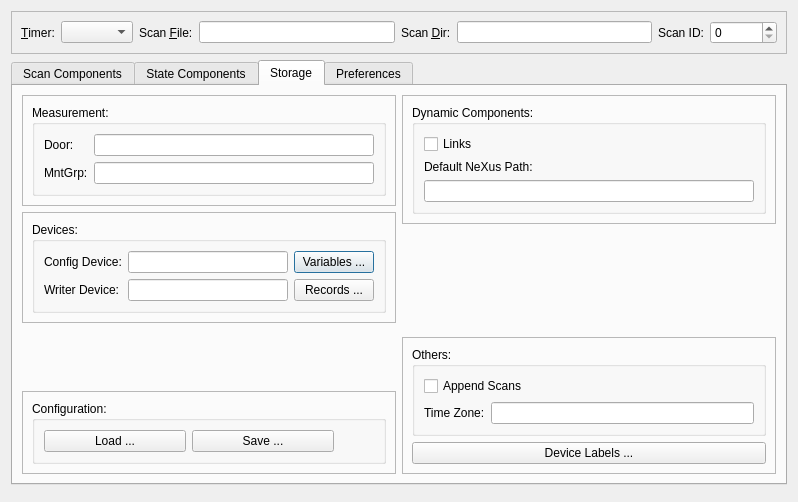
Old version of the form nxselector/ui/selector.ui in the repository nexdatas/nxselector.
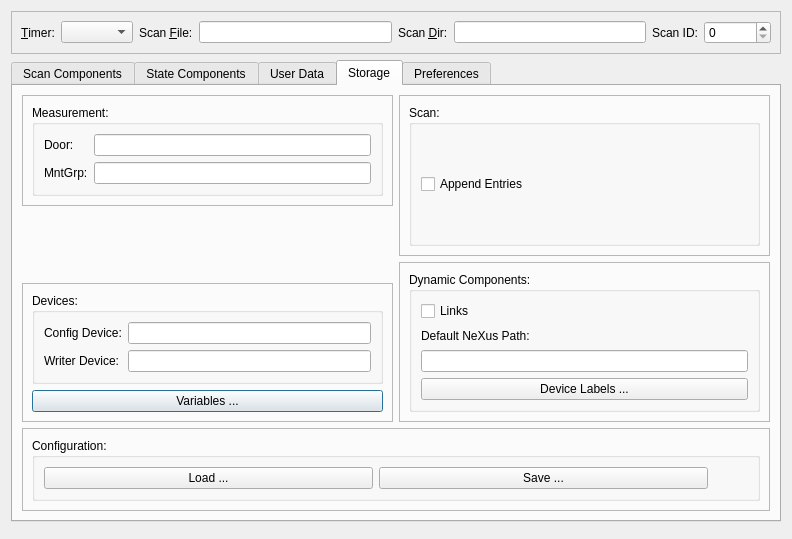
New version of the form. The open tabs and pages were chosen to show the change.

Commit message: adding User Data tab

```diff
--- a/nxselector/ui/selector.ui
+++ b/nxselector/ui/selector.ui
@@ -6,8 +6,8 @@
    <rect>
     <x>0</x>
     <y>0</y>
-    <width>798</width>
-    <height>502</height>
+    <width>792</width>
+    <height>539</height>
    </rect>
   </property>
   <property name="windowTitle">
@@ -114,6 +114,11 @@
        <string>State Components</string>
       </attribute>
      </widget>
+     <widget class="QWidget" name="data">
+      <attribute name="title">
+       <string>User Data</string>
+      </attribute>
+     </widget>
      <widget class="QWidget" name="storage">
       <attribute name="title">
        <string>Storage</string>
@@ -174,6 +179,19 @@
              </layout>
             </widget>
            </item>
+           <item>
+            <spacer name="verticalSpacer_4">
+             <property name="orientation">
+              <enum>Qt::Vertical</enum>
+             </property>
+             <property name="sizeHint" stdset="0">
+              <size>
+               <width>332</width>
+               <height>38</height>
+              </size>
+             </property>
+            </spacer>
+           </item>
            <item>
             <widget class="QFrame" name="frame_3">
              <property name="frameShape">
@@ -191,29 +209,9 @@
                 <layout class="QGridLayout" name="gridLayout_7">
                  <item row="0" column="0">
                   <layout class="QGridLayout" name="gridLayout_6">
-                   <item row="0" column="2">
-                    <widget class="QPushButton" name="devConfigPushButton">
-                     <property name="text">
-                      <string>Variables ...</string>
-                     </property>
-                    </widget>
-                   </item>
-                   <item row="0" column="0">
-                    <widget class="QLabel" name="devConfigLabel">
-                     <property name="text">
-                      <string>Config Device:</string>
-                     </property>
-                     <property name="buddy">
-                      <cstring>devConfigLineEdit</cstring>
-                     </property>
-                    </widget>
-                   </item>
                    <item row="0" column="1">
                     <widget class="QLineEdit" name="devConfigLineEdit"/>
                    </item>
-                   <item row="1" column="1">
-                    <widget class="QLineEdit" name="devWriterLineEdit"/>
-                   </item>
                    <item row="1" column="0">
                     <widget class="QLabel" name="devWriterLabel">
                      <property name="text">
@@ -224,10 +222,16 @@
                      </property>
                     </widget>
                    </item>
-                   <item row="1" column="2">
-                    <widget class="QPushButton" name="devWriterPushButton">
+                   <item row="1" column="1">
+                    <widget class="QLineEdit" name="devWriterLineEdit"/>
+                   </item>
+                   <item row="0" column="0">
+                    <widget class="QLabel" name="devConfigLabel">
                      <property name="text">
-                      <string>Records ...</string>
+                      <string>Config Device:</string>
+                     </property>
+                     <property name="buddy">
+                      <cstring>devConfigLineEdit</cstring>
                      </property>
                     </widget>
                    </item>
@@ -236,72 +240,11 @@
                 </layout>
                </widget>
               </item>
-             </layout>
-            </widget>
-           </item>
-           <item>
-            <spacer name="verticalSpacer_4">
-             <property name="orientation">
-              <enum>Qt::Vertical</enum>
-             </property>
-             <property name="sizeHint" stdset="0">
-              <size>
-               <width>332</width>
-               <height>38</height>
-              </size>
-             </property>
-            </spacer>
-           </item>
-           <item>
-            <widget class="QFrame" name="frame_10">
-             <property name="frameShape">
-              <enum>QFrame::StyledPanel</enum>
-             </property>
-             <property name="frameShadow">
-              <enum>QFrame::Raised</enum>
-             </property>
-             <layout class="QGridLayout" name="gridLayout_10">
-              <item row="0" column="0">
-               <widget class="QGroupBox" name="groupBox_6">
-                <property name="title">
-                 <string>Configuration:</string>
+              <item row="1" column="0">
+               <widget class="QPushButton" name="devConfigPushButton">
+                <property name="text">
+                 <string>Variables ...</string>
                 </property>
-                <layout class="QGridLayout" name="gridLayout_8">
-                 <item row="0" column="0">
-                  <layout class="QHBoxLayout" name="horizontalLayout_6">
-                   <item>
-                    <widget class="QPushButton" name="cnfLoadPushButton">
-                     <property name="text">
-                      <string>Load ...</string>
-                     </property>
-                    </widget>
-                   </item>
-                   <item>
-                    <widget class="QPushButton" name="cnfSavePushButton">
-                     <property name="text">
-                      <string>Save ...</string>
-                     </property>
-                    </widget>
-                   </item>
-                  </layout>
-                 </item>
-                 <item row="0" column="1">
-                  <spacer name="horizontalSpacer_4">
-                   <property name="orientation">
-                    <enum>Qt::Horizontal</enum>
-                   </property>
-                   <property name="sizeType">
-                    <enum>QSizePolicy::Maximum</enum>
-                   </property>
-                   <property name="sizeHint" stdset="0">
-                    <size>
-                     <width>40</width>
-                     <height>20</height>
-                    </size>
-                   </property>
-                  </spacer>
-                 </item>
-                </layout>
                </widget>
               </item>
              </layout>
@@ -311,6 +254,34 @@
          </item>
          <item>
           <layout class="QVBoxLayout" name="verticalLayout_4">
+           <item>
+            <widget class="QFrame" name="frame_2">
+             <property name="frameShape">
+              <enum>QFrame::StyledPanel</enum>
+             </property>
+             <property name="frameShadow">
+              <enum>QFrame::Raised</enum>
+             </property>
+             <layout class="QGridLayout" name="gridLayout_20">
+              <item row="0" column="0">
+               <widget class="QGroupBox" name="groupBox_7">
+                <property name="title">
+                 <string>Scan:</string>
+                </property>
+                <layout class="QGridLayout" name="gridLayout_16">
+                 <item row="0" column="0">
+                  <widget class="QCheckBox" name="othersEntryCheckBox">
+                   <property name="text">
+                    <string>Append Entries</string>
+                   </property>
+                  </widget>
+                 </item>
+                </layout>
+               </widget>
+              </item>
+             </layout>
+            </widget>
+           </item>
            <item>
             <widget class="QFrame" name="frame_4">
              <property name="frameShape">
@@ -348,78 +319,13 @@
                    <item>
                     <widget class="QLineEdit" name="dcPathLineEdit"/>
                    </item>
-                  </layout>
-                 </item>
-                </layout>
-               </widget>
-              </item>
-             </layout>
-            </widget>
-           </item>
-           <item>
-            <spacer name="verticalSpacer_3">
-             <property name="orientation">
-              <enum>Qt::Vertical</enum>
-             </property>
-             <property name="sizeType">
-              <enum>QSizePolicy::Expanding</enum>
-             </property>
-             <property name="sizeHint" stdset="0">
-              <size>
-               <width>20</width>
-               <height>9</height>
-              </size>
-             </property>
-            </spacer>
-           </item>
-           <item>
-            <widget class="QFrame" name="frame_2">
-             <property name="frameShape">
-              <enum>QFrame::StyledPanel</enum>
-             </property>
-             <property name="frameShadow">
-              <enum>QFrame::Raised</enum>
-             </property>
-             <layout class="QGridLayout" name="gridLayout_20">
-              <item row="2" column="0">
-               <widget class="QPushButton" name="pushButton_4">
-                <property name="text">
-                 <string>Device Labels ...</string>
-                </property>
-               </widget>
-              </item>
-              <item row="0" column="0">
-               <widget class="QGroupBox" name="groupBox_7">
-                <property name="title">
-                 <string>Others:</string>
-                </property>
-                <layout class="QGridLayout" name="gridLayout_16">
-                 <item row="0" column="0">
-                  <layout class="QVBoxLayout" name="verticalLayout_7">
                    <item>
-                    <widget class="QCheckBox" name="othersEntryCheckBox">
+                    <widget class="QPushButton" name="pushButton_4">
                      <property name="text">
-                      <string>Append Scans</string>
+                      <string>Device Labels ...</string>
                      </property>
                     </widget>
                    </item>
-                   <item>
-                    <layout class="QHBoxLayout" name="othersHhorizontalLayout">
-                     <item>
-                      <widget class="QLabel" name="othersTimeZoneLabel">
-                       <property name="text">
-                        <string>Time Zone:</string>
-                       </property>
-                       <property name="buddy">
-                        <cstring>othersTimeZoneLineEdit</cstring>
-                       </property>
-                      </widget>
-                     </item>
-                     <item>
-                      <widget class="QLineEdit" name="othersTimeZoneLineEdit"/>
-                     </item>
-                    </layout>
-                   </item>
                   </layout>
                  </item>
                 </layout>
@@ -432,6 +338,61 @@
          </item>
         </layout>
        </item>
+       <item row="1" column="0">
+        <widget class="QFrame" name="frame_10">
+         <property name="frameShape">
+          <enum>QFrame::StyledPanel</enum>
+         </property>
+         <property name="frameShadow">
+          <enum>QFrame::Raised</enum>
+         </property>
+         <layout class="QGridLayout" name="gridLayout_10">
+          <item row="0" column="0">
+           <widget class="QGroupBox" name="groupBox_6">
+            <property name="title">
+             <string>Configuration:</string>
+            </property>
+            <layout class="QGridLayout" name="gridLayout_8">
+             <item row="0" column="0">
+              <layout class="QHBoxLayout" name="horizontalLayout_6">
+               <item>
+                <widget class="QPushButton" name="cnfLoadPushButton">
+                 <property name="text">
+                  <string>Load ...</string>
+                 </property>
+                </widget>
+               </item>
+               <item>
+                <widget class="QPushButton" name="cnfSavePushButton">
+                 <property name="text">
+                  <string>Save ...</string>
+                 </property>
+                </widget>
+               </item>
+              </layout>
+             </item>
+             <item row="0" column="1">
+              <spacer name="horizontalSpacer_4">
+               <property name="orientation">
+                <enum>Qt::Horizontal</enum>
+               </property>
+               <property name="sizeType">
+                <enum>QSizePolicy::Maximum</enum>
+               </property>
+               <property name="sizeHint" stdset="0">
+                <size>
+                 <width>40</width>
+                 <height>20</height>
+                </size>
+               </property>
+              </spacer>
+             </item>
+            </layout>
+           </widget>
+          </item>
+         </layout>
+        </widget>
+       </item>
       </layout>
      </widget>
      <widget class="QWidget" name="preferences">
```
The commit also changes 5 other files.
